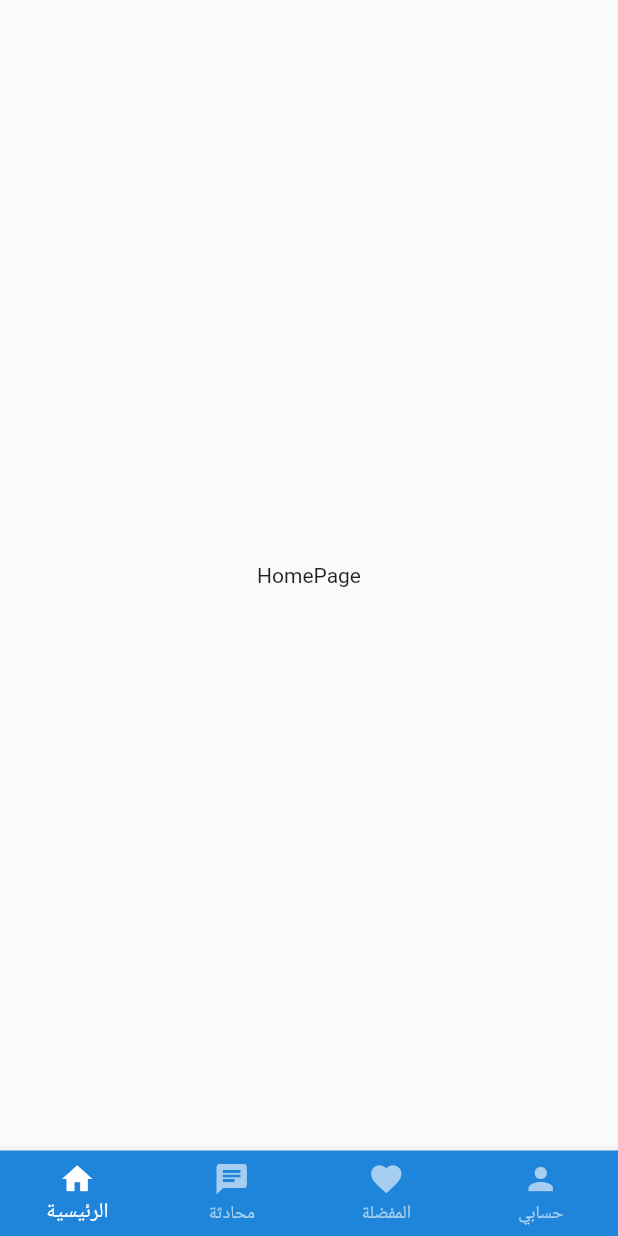
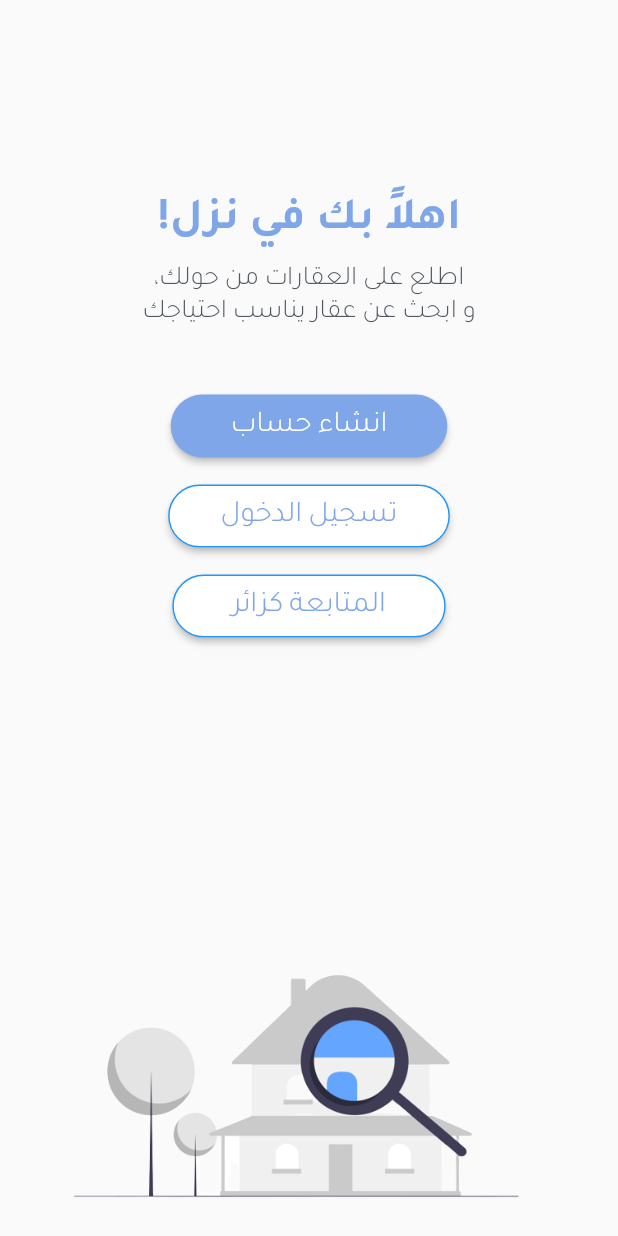
Before and after one commit to khloudaldughaim/2022-GP1-17, a Flutter app: the screen it shows after launch, on a phone screen of 412 x 824 dp. Run offline on Flutter 3.47's test engine with Material 2 defaults, Android fonts, the light colour scheme and no system bars; our stand-ins replace cloud_firestore, firebase_core; missing offline and left inert: cloud_firestore_web, firebase_core_web; accounts and stored records are empty.

Commit message:
welcome page and some changes

```diff
--- /dev/null
+++ b/lib/generated_plugin_registrant.dart
@@ -0,0 +1,19 @@
+//
+// Generated file. Do not edit.
+//
+
+// ignore_for_file: directives_ordering
+// ignore_for_file: lines_longer_than_80_chars
+// ignore_for_file: depend_on_referenced_packages
+
+import 'package:cloud_firestore_web/cloud_firestore_web.dart';
+import 'package:firebase_core_web/firebase_core_web.dart';
+
+import 'package:flutter_web_plugins/flutter_web_plugins.dart';
+
+// ignore: public_member_api_docs
+void registerPlugins(Registrar registrar) {
+  FirebaseFirestoreWeb.registerWith(registrar);
+  FirebaseCoreWeb.registerWith(registrar);
+  registrar.registerMessageHandler();
+}
--- a/lib/main.dart
+++ b/lib/main.dart
@@ -1,81 +1,28 @@
 import 'package:flutter/material.dart';
-import "package:firebase_core/firebase_core.dart" ;
+import 'package:cloud_firestore/cloud_firestore.dart';
+import 'package:firebase_core/firebase_core.dart';
 import 'package:nozol_application/firebase_options.dart';
-import 'package:cloud_firestore/cloud_firestore.dart';
-import 'package:nozol_application/pages/chats.dart';
-import 'package:nozol_application/pages/favorite.dart';
 import 'package:nozol_application/pages/homapage.dart';
-import 'package:nozol_application/pages/profile.dart';
+import 'package:nozol_application/registration/log_in.dart';
+import 'package:nozol_application/registration/sign_up.dart';
+import 'package:nozol_application/registration/welcom_page.dart';
 
 void main() async {
   WidgetsFlutterBinding.ensureInitialized();
-  await Firebase.initializeApp(options: DefaultFirebaseOptions.android);
+  await Firebase.initializeApp(options: DefaultFirebaseOptions.currentPlatform);
   runApp(MyApp());
 }
 
 class MyApp extends StatelessWidget {
+  // This widget is the root
+  // of your application.
   @override
   Widget build(BuildContext context) {
-    return const MaterialApp(
-      home: MainPage(),
-    );
+    return MaterialApp(initialRoute: '/', routes: {
+      '/': (context) => const Welcome(),
+      '/signup': (context) => const SignUp(),
+      '/login': (context) => const LogIn(),
+      '/HomePage': (context) => const HomePage(),
+    });
   }
 }
-
-class MainPage extends StatefulWidget {
-  const MainPage({Key? key}) : super(key: key);
-
-  @override
-  State<MainPage> createState() => _MainPageState();
-}
-
-class _MainPageState extends State<MainPage> {
-  int currentIndex = 0;
-
-  List<Widget> widgetList = const [
-    HomePage(),
-    ChatsPage(),
-    FavoritePage(),
-    ProfilePage(),
-  ];
-
-  @override
-  Widget build(BuildContext context) {
-    return Scaffold(
-      body: Center(
-        child: widgetList[currentIndex],
-      ),
-      bottomNavigationBar: BottomNavigationBar(
-        type: BottomNavigationBarType.fixed,
-        backgroundColor: const Color.fromARGB(255, 30, 133, 218),
-        //backgroundColor: Color.fromARGB(255, 97, 184, 255),
-        selectedItemColor: Colors.white,
-        unselectedItemColor: Colors.white60,
-        onTap: (index) {
-          setState(() {
-            currentIndex = index ;
-          });
-        },
-        currentIndex: currentIndex,
-        items: const [
-          BottomNavigationBarItem(
-            icon: Icon(Icons.home),
-            label: "الرئيسية",
-          ),
-          BottomNavigationBarItem(
-            icon: Icon(Icons.chat),
-            label: "محادثة",
-          ),
-          BottomNavigationBarItem(
-            icon: Icon(Icons.favorite),
-            label: "المفضلة",
-          ),
-          BottomNavigationBarItem(
-            icon: Icon(Icons.person),
-            label: "حسابي",
-          ),
-        ],
-      ),
-    );
-  }
-}
--- /dev/null
+++ b/lib/registration/log_in.dart
@@ -0,0 +1,20 @@
+// ignore_for_file: prefer_const_constructors
+
+import 'package:flutter/material.dart';
+
+class LogIn extends StatefulWidget {
+  const LogIn({super.key});
+
+  @override
+  State<LogIn> createState() => _LogInState();
+}
+
+class _LogInState extends State<LogIn> {
+  @override
+  Widget build(BuildContext context) {
+    return SafeArea(
+        child: Scaffold(
+      body: Text("login"),
+    ));
+  }
+}
--- /dev/null
+++ b/lib/registration/sign_up.dart
@@ -0,0 +1,20 @@
+// ignore_for_file: prefer_const_constructors
+
+import 'package:flutter/material.dart';
+
+class SignUp extends StatefulWidget {
+  const SignUp({super.key});
+
+  @override
+  State<SignUp> createState() => _SignUpState();
+}
+
+class _SignUpState extends State<SignUp> {
+  @override
+  Widget build(BuildContext context) {
+    return SafeArea(
+        child: Scaffold(
+      body: Text("sign"),
+    ));
+  }
+}
--- /dev/null
+++ b/lib/registration/welcom_page.dart
@@ -0,0 +1,143 @@
+// ignore_for_file: prefer_const_constructors
+
+import 'package:flutter/material.dart';
+
+class Welcome extends StatelessWidget {
+  const Welcome({super.key});
+
+  @override
+  Widget build(BuildContext context) {
+    return SafeArea(
+      child: Scaffold(
+        body: SizedBox(
+          height: double.infinity,
+          width: double.infinity,
+          child: Stack(
+            children: [
+              SizedBox(
+                  width: double.infinity,
+                  child: Column(
+                    children: [
+                      SizedBox(
+                        height: 130,
+                      ),
+                      Text(
+                        "!اهلاً بك في نزل",
+                        style: TextStyle(
+                            fontSize: 30,
+                            fontFamily: "Tajawal-b",
+                            color: Color.fromARGB(255, 127, 166, 233)),
+                      ),
+                      SizedBox(
+                        height: 10,
+                      ),
+                      Text(
+                        "،اطلع على العقارات من حولك",
+                        style: TextStyle(
+                            fontSize: 18,
+                            fontFamily: "Tajawal-l",
+                            color: Color.fromARGB(255, 82, 89, 99)),
+                      ),
+                      Text(
+                        "و ابحث عن عقار يناسب احتياجك",
+                        style: TextStyle(
+                            fontSize: 18,
+                            fontFamily: "Tajawal-l",
+                            color: Color.fromARGB(255, 82, 89, 99)),
+                      ),
+                      SizedBox(
+                        height: 40,
+                      ),
+                      ElevatedButton(
+                        onPressed: () {
+                          Navigator.pushNamed(context, "/signup");
+                        },
+                        style: ButtonStyle(
+                          backgroundColor: MaterialStateProperty.all(
+                              Color.fromARGB(255, 127, 166, 233)),
+                          padding: MaterialStateProperty.all(
+                              EdgeInsets.symmetric(
+                                  horizontal: 40, vertical: 9)),
+                          shape: MaterialStateProperty.all(
+                              RoundedRectangleBorder(
+                                  borderRadius: BorderRadius.circular(27))),
+                        ),
+                        child: Text(
+                          "انشاء حساب",
+                          style:
+                              TextStyle(fontFamily: "Tajawal-l", fontSize: 20),
+                        ),
+                      ),
+                      SizedBox(
+                        height: 12,
+                      ),
+                      ElevatedButton(
+                        onPressed: () {
+                          Navigator.pushNamed(context, "/log_in");
+                        },
+                        style: ButtonStyle(
+                          backgroundColor: MaterialStateProperty.all(
+                              Color.fromARGB(255, 255, 255, 255)),
+                          padding: MaterialStateProperty.all(
+                              EdgeInsets.symmetric(
+                                  horizontal: 35, vertical: 9)),
+                          shape: MaterialStateProperty.all(
+                              RoundedRectangleBorder(
+                                  borderRadius: BorderRadius.circular(27))),
+                          side: MaterialStateProperty.all(BorderSide(
+                              color: Colors.blue,
+                              width: 1.0,
+                              style: BorderStyle.solid)),
+                        ),
+                        child: Text(
+                          "تسجيل الدخول",
+                          style: TextStyle(
+                              fontSize: 20,
+                              fontFamily: "Tajawal-l",
+                              color: Color.fromARGB(255, 127, 166, 233)),
+                        ),
+                      ),
+                      SizedBox(
+                        height: 12,
+                      ),
+                      ElevatedButton(
+                        onPressed: () {
+                          Navigator.pushNamed(context, "/HomePage");
+                        },
+                        style: ButtonStyle(
+                            backgroundColor: MaterialStateProperty.all(
+                                Color.fromARGB(255, 255, 255, 255)),
+                            padding: MaterialStateProperty.all(
+                                EdgeInsets.symmetric(
+                                    horizontal: 40, vertical: 9)),
+                            shape: MaterialStateProperty.all(
+                                RoundedRectangleBorder(
+                                    borderRadius: BorderRadius.circular(27))),
+                            side: MaterialStateProperty.all(BorderSide(
+                                color: Colors.blue,
+                                width: 1.0,
+                                style: BorderStyle.solid))),
+                        child: Text(
+                          "المتابعة كزائر",
+                          style: TextStyle(
+                              fontSize: 20,
+                              fontFamily: "Tajawal-l",
+                              color: Color.fromARGB(255, 127, 166, 233)),
+                        ),
+                      ),
+                    ],
+                  )),
+              Positioned(
+                  left: 10,
+                  bottom: 0,
+                  child: Image.asset(
+                    "assets/images/House_searching.png",
+                    width: 375,
+                  ))
+            ],
+          ),
+        ),
+      ),
+    );
+  }
+}
```
Also changed, not shown: pubspec.yaml (+14 -12 lines), assets/font/Tajawal-Bold.ttf (added), assets/font/Tajawal-Light.ttf (added), assets/font/Tajawal-Medium.ttf (added), assets/images/House_searching.png (added).
